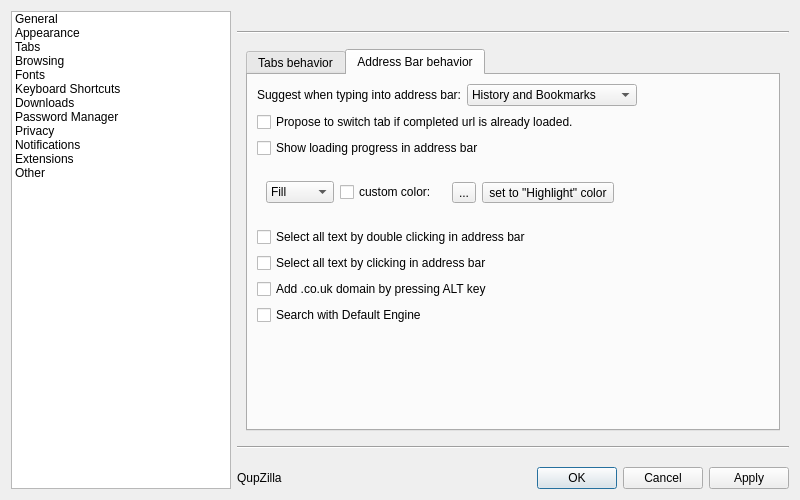
Before: the Qt Designer form src/lib/preferences/preferences.ui in QupZilla/qupzilla, drawn with Qt 5.
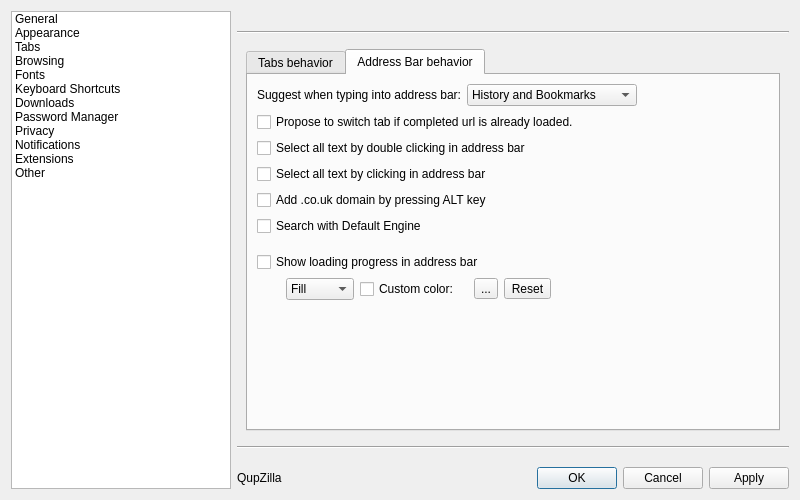
After: the same form once the commit is applied. The open tabs and pages were chosen to show the change.

Commit message: Cleanup in locationbar progressbar settings in preferences.

The edit to the form file:
```diff
--- a/src/lib/preferences/preferences.ui
+++ b/src/lib/preferences/preferences.ui
@@ -849,6 +849,50 @@
              </property>
             </widget>
            </item>
+           <item>
+            <widget class="QCheckBox" name="selectAllOnFocus">
+             <property name="text">
+              <string>Select all text by double clicking in address bar</string>
+             </property>
+            </widget>
+           </item>
+           <item>
+            <widget class="QCheckBox" name="selectAllOnClick">
+             <property name="text">
+              <string>Select all text by clicking in address bar</string>
+             </property>
+            </widget>
+           </item>
+           <item>
+            <widget class="QCheckBox" name="addCountryWithAlt">
+             <property name="text">
+              <string>Add .co.uk domain by pressing ALT key</string>
+             </property>
+            </widget>
+           </item>
+           <item>
+            <widget class="QCheckBox" name="searchWithDefaultEngine">
+             <property name="text">
+              <string>Search with Default Engine</string>
+             </property>
+            </widget>
+           </item>
+           <item>
+            <spacer name="verticalSpacer_16">
+             <property name="orientation">
+              <enum>Qt::Vertical</enum>
+             </property>
+             <property name="sizeType">
+              <enum>QSizePolicy::Fixed</enum>
+             </property>
+             <property name="sizeHint" stdset="0">
+              <size>
+               <width>20</width>
+               <height>10</height>
+              </size>
+             </property>
+            </spacer>
+           </item>
            <item>
             <widget class="QCheckBox" name="showLoadingInAddressBar">
              <property name="text">
@@ -859,6 +903,28 @@
            <item>
             <widget class="QWidget" name="adressProgressSettings" native="true">
              <layout class="QHBoxLayout" name="horizontalLayout_18">
+              <property name="topMargin">
+               <number>0</number>
+              </property>
+              <property name="bottomMargin">
+               <number>0</number>
+              </property>
+              <item>
+               <spacer name="horizontalSpacer">
+                <property name="orientation">
+                 <enum>Qt::Horizontal</enum>
+                </property>
+                <property name="sizeType">
+                 <enum>QSizePolicy::Fixed</enum>
+                </property>
+                <property name="sizeHint" stdset="0">
+                 <size>
+                  <width>20</width>
+                  <height>20</height>
+                 </size>
+                </property>
+               </spacer>
+              </item>
               <item>
                <widget class="QComboBox" name="progressStyleSelector">
                 <item>
@@ -884,13 +950,19 @@
                  <string>If unchecked the bar will adapt to the background color.</string>
                 </property>
                 <property name="text">
-                 <string>custom color:</string>
+                 <string>Custom color:</string>
                 </property>
                </widget>
               </item>
               <item>
                <widget class="QWidget" name="progressBarColorSelector" native="true">
                 <layout class="QHBoxLayout" name="horizontalLayout_19">
+                 <property name="topMargin">
+                  <number>0</number>
+                 </property>
+                 <property name="bottomMargin">
+                  <number>0</number>
+                 </property>
                  <item>
                   <widget class="QToolButton" name="customColorToolButton">
                    <property name="toolTip">
@@ -907,7 +979,7 @@
                     <string>Many styles use Highlight color for the progressbar.</string>
                    </property>
                    <property name="text">
-                    <string>set to &quot;Highlight&quot; color</string>
+                    <string>Reset</string>
                    </property>
                   </widget>
                  </item>
@@ -930,37 +1002,6 @@
              </layout>
             </widget>
            </item>
-           <item>
-            <widget class="QCheckBox" name="selectAllOnFocus">
-             <property name="text">
-              <string>Select all text by double clicking in address bar</string>
-             </property>
-            </widget>
-           </item>
-           <item>
-            <widget class="QCheckBox" name="selectAllOnClick">
-             <property name="text">
-              <string>Select all text by clicking in address bar</string>
-             </property>
-            </widget>
-           </item>
-           <item>
-            <widget class="QCheckBox" name="addCountryWithAlt">
-             <property name="text">
-              <string>Add .co.uk domain by pressing ALT key</string>
-             </property>
-            </widget>
-           </item>
-           <item>
-            <widget class="QCheckBox" name="searchWithDefaultEngine">
-             <property name="toolTip">
-              <string>&lt;html&gt;&lt;head/&gt;&lt;body&gt;&lt;p&gt;If enabled the default engine will be taken for searching without search shortcut in the address bar instead of the engine currently selected in the web search bar.&lt;/p&gt;&lt;/body&gt;&lt;/html&gt;</string>
-             </property>
-             <property name="text">
-              <string>Search with Default Engine</string>
-             </property>
-            </widget>
-           </item>
            <item>
             <spacer name="verticalSpacer_7">
              <property name="orientation">
```
Left out of the diff: 8 changed lines with no effect on the pictures. The commit also changes 27 other files.
